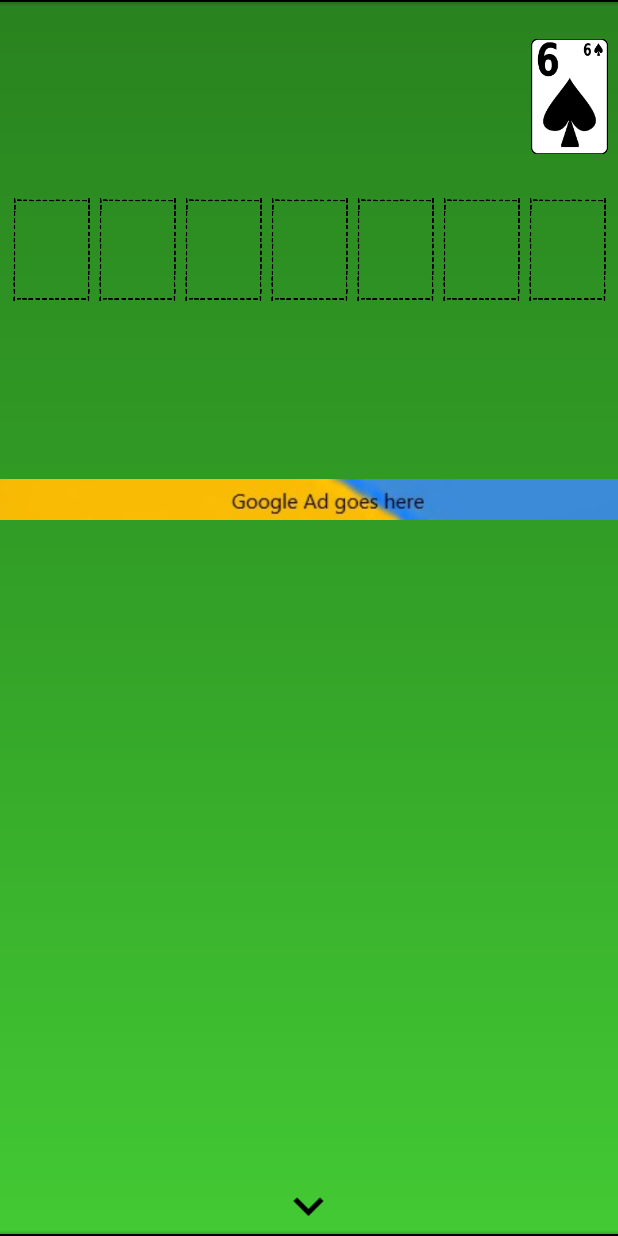
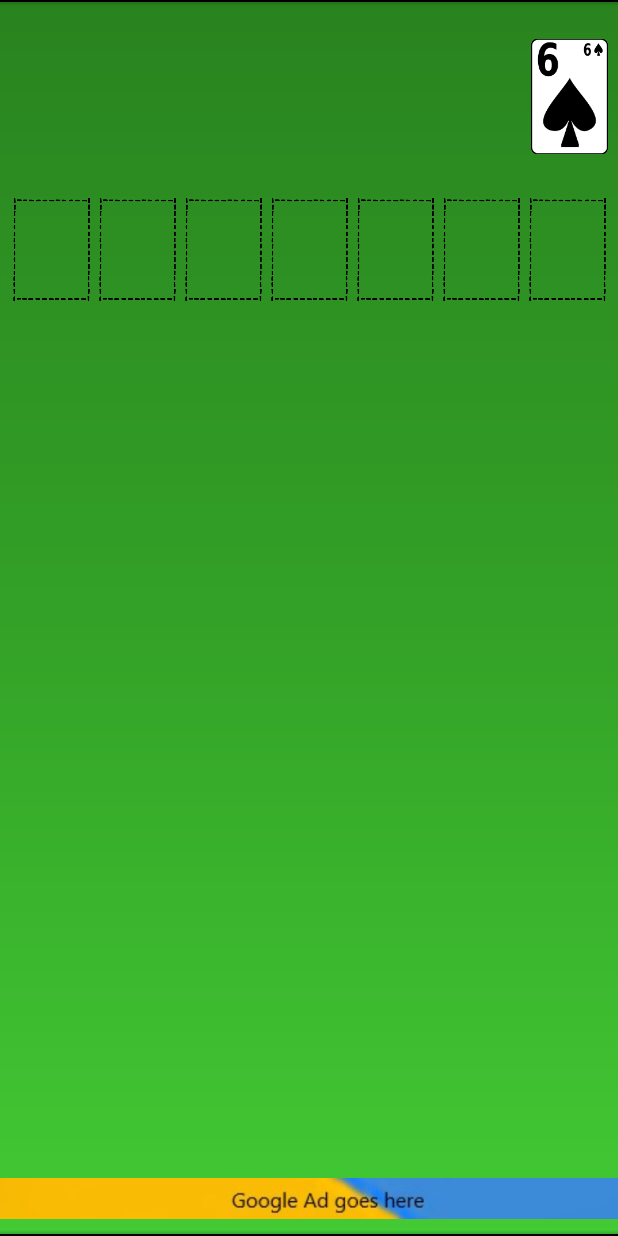
Before and after one commit to R-Hesse/Group-6, an Android app: the GameManager screen opened directly, with no data from a screen before it, on a phone screen of 412 x 824 dp. Run offline under Robolectric (Android 15) with nearby library versions, the phone set to English and light mode, and no system bars; pictures from the network do not load; 2 statements that could not run were skipped.

Commit message:
Moved the ad in the game window as it sat over the cards while playing.

```diff
--- a/app/src/main/res/layout/activity_game_manager.xml
+++ b/app/src/main/res/layout/activity_game_manager.xml
@@ -125,12 +125,20 @@
             android:layout_alignParentLeft="true"
             android:layout_alignParentBottom="true"
             android:background="#000000" />
+    <LinearLayout
+        android:layout_width="match_parent"
+        android:layout_height="match_parent"
+        android:gravity="bottom"
+        >
 
         <ImageView
             android:layout_width="match_parent"
-            android:layout_height="666dp"
-            android:foregroundGravity="bottom"
+            android:layout_height="50dp"
+
             android:src="@drawable/googlead" />
+
+    </LinearLayout>
+
 
     </RelativeLayout>
 
```
